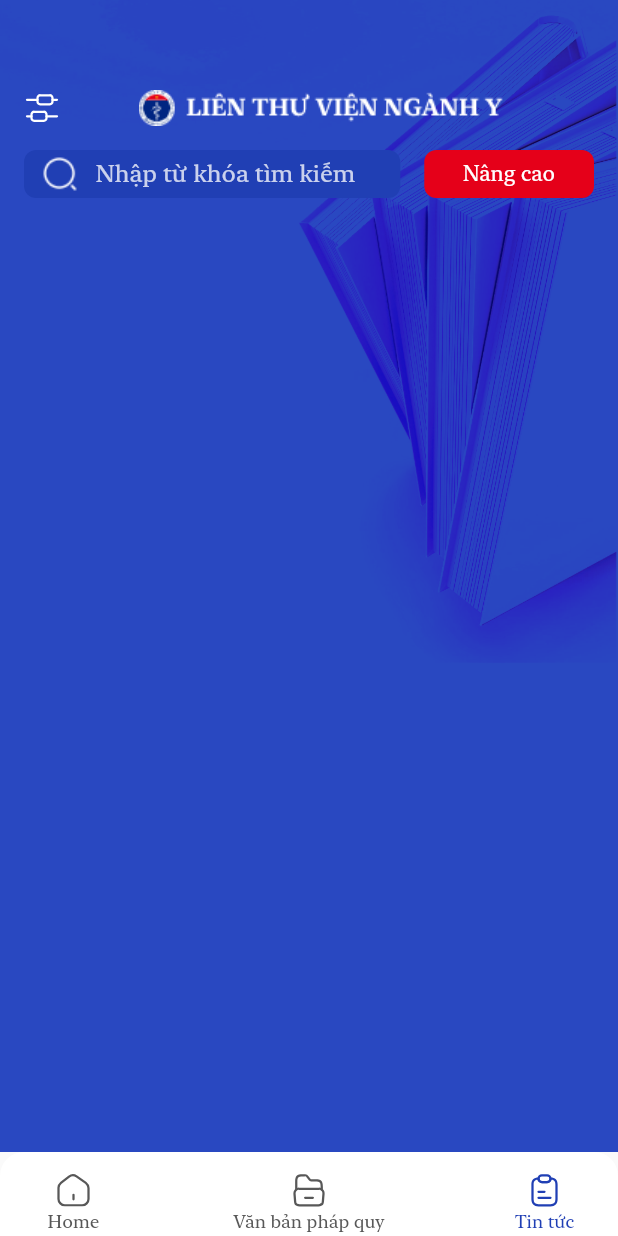
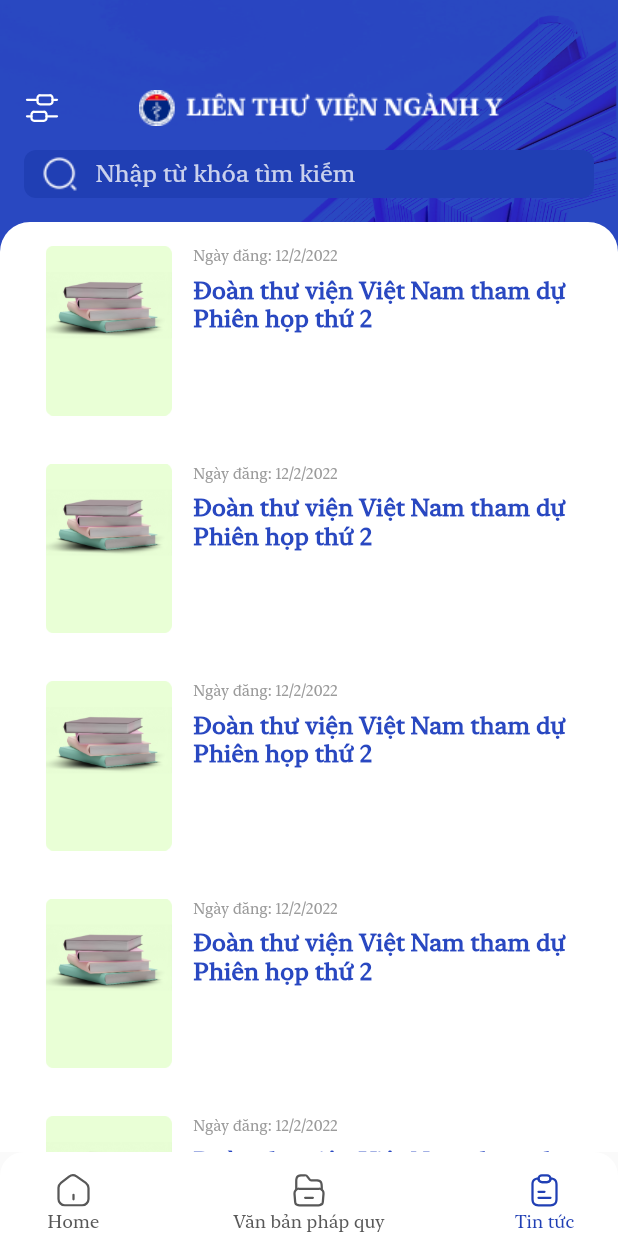
Before and after one commit to duypham1398/lienthuvien, a Flutter app: the screen it shows after launch, item 3 of the bottom bar chosen, on a phone screen of 412 x 824 dp. Run offline on Flutter 3.47's test engine with Material 2 defaults, Android fonts, the phone set to English and light mode, and no system bars; our stand-ins replace flutter_svg.

Commit message:
Update news_screen

```diff
--- a/lib/Screen/news_screen.dart
+++ b/lib/Screen/news_screen.dart
@@ -2,8 +2,10 @@ import 'package:flutter/material.dart';
 import 'package:ltv/widget/appbar/appbar_container.dart';
 
 import '../constants/dismension_constants.dart';
+import '../widget/appbar/search.dart';
 import '../widget/appbar/search_with_button.dart';
 import '../widget/appbar/title_with_logo.dart';
+import '../widget/item_news.dart';
 
 class News_Screen extends StatefulWidget {
   const News_Screen({Key? key}) : super(key: key);
@@ -21,11 +23,48 @@ class _News_ScreenState extends State<News_Screen> {
             SizedBox(height: 20),
             TitleWithLogo(),
             SizedBox(height: kMediumpading),
-          SearchWithButton(),
+            Search(),
             SizedBox(height: kMediumpading),
           ],
         ),
-      child: Column(),
-    );
+        child: SingleChildScrollView(
+            child: Column(
+          children: [
+            Container(
+              width: double.infinity,
+              decoration: BoxDecoration(
+                  borderRadius: BorderRadius.only(
+                topRight: Radius.circular(20),
+                topLeft: Radius.circular(20),
+                  ),
+                color: Colors.white,
+              ),
+              child: Column(
+                children: [
+                  ItemNews(
+                    postDate: '12/2/2022',
+                    titleItem: 'Đoàn thư viện Việt Nam tham dự Phiên họp thứ 2',
+                  ),
+                  ItemNews(
+                    postDate: '12/2/2022',
+                    titleItem: 'Đoàn thư viện Việt Nam tham dự Phiên họp thứ 2',
+                  ),
+                  ItemNews(
+                    postDate: '12/2/2022',
+                    titleItem: 'Đoàn thư viện Việt Nam tham dự Phiên họp thứ 2',
+                  ),
+                  ItemNews(
+                    postDate: '12/2/2022',
+                    titleItem: 'Đoàn thư viện Việt Nam tham dự Phiên họp thứ 2',
+                  ),
+                  ItemNews(
+                    postDate: '12/2/2022',
+                    titleItem: 'Đoàn thư viện Việt Nam tham dự Phiên họp thứ 2',
+                  ),
+                ],
+              ),
+            ),
+          ],
+        )));
   }
 }
```
Lines whose indentation alone changed are shown as unchanged.
